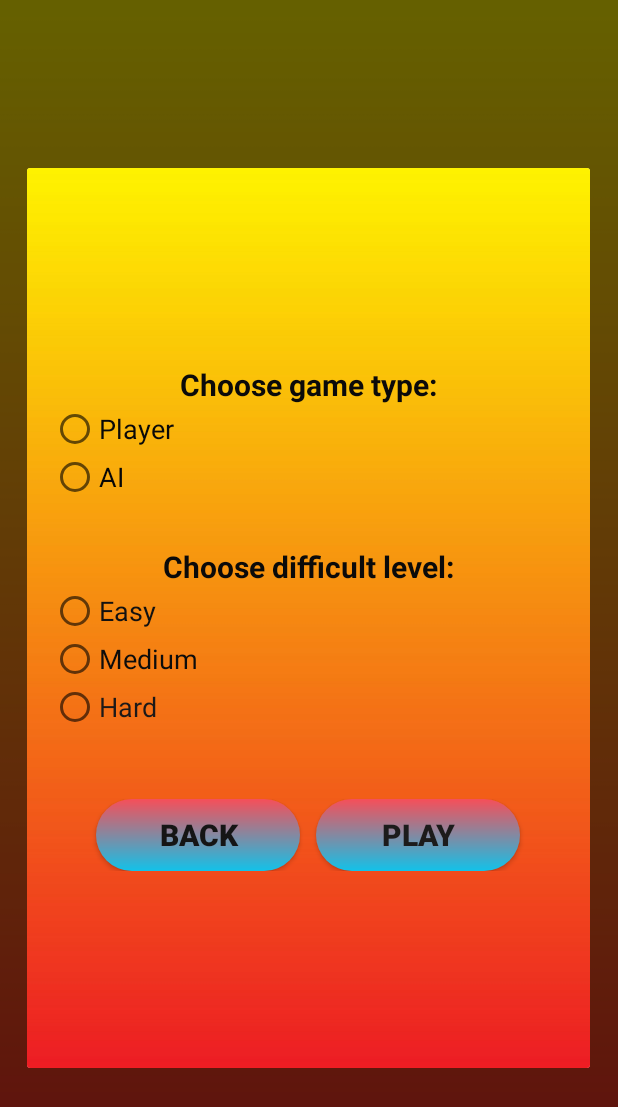
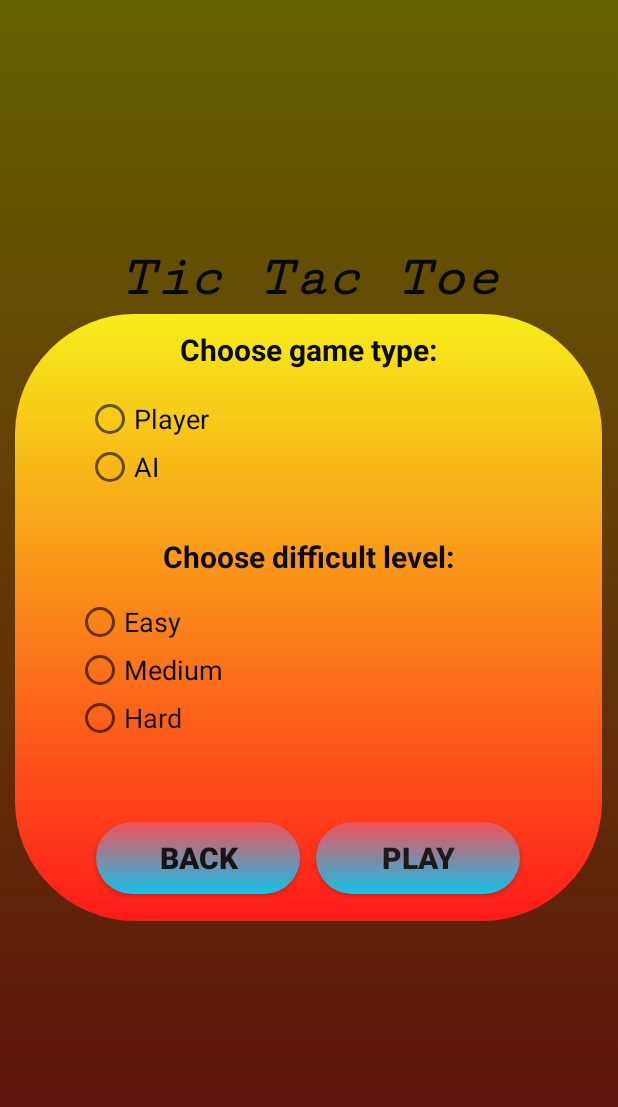
Before and after one commit to rysiek98/Tic-Tac-Toe, an Android app: the screen it shows after launch (MainActivity), after a tap on "PLAY", on a phone screen of 412 x 824 dp. Shown: the top 1107 px of the screen. Run offline under Robolectric (Android 15) with nearby library versions, the phone set to English and light mode, and no system bars.

Commit message:
Change language of game & change startDialog

```diff
--- a/XorO/app/src/main/java/com/example/xoro/MainActivity.kt
+++ b/XorO/app/src/main/java/com/example/xoro/MainActivity.kt
@@ -1,6 +1,8 @@
 package com.example.xoro
 import android.app.AlertDialog
 import android.content.Intent
+import android.graphics.Color
+import android.graphics.drawable.ColorDrawable
 import androidx.appcompat.app.AppCompatActivity
 import android.os.Bundle
 import android.view.LayoutInflater
@@ -17,15 +19,7 @@ class MainActivity : AppCompatActivity() {
         setContentView(R.layout.activity_main)
 
         //Full screen
-        window.decorView.systemUiVisibility = (View.SYSTEM_UI_FLAG_IMMERSIVE
-                // Set the content to appear under the system bars so that the
-                // content doesn't resize when the system bars hide and show.
-                or View.SYSTEM_UI_FLAG_LAYOUT_STABLE
-                or View.SYSTEM_UI_FLAG_LAYOUT_HIDE_NAVIGATION
-                or View.SYSTEM_UI_FLAG_LAYOUT_FULLSCREEN
-                // Hide the nav bar and status bar
-                or View.SYSTEM_UI_FLAG_HIDE_NAVIGATION
-                or View.SYSTEM_UI_FLAG_FULLSCREEN)
+        fullScreen()
 
         btExit.setOnClickListener{
             finish()
@@ -38,9 +32,11 @@ class MainActivity : AppCompatActivity() {
         }
 
             btStartGame.setOnClickListener {
+
                 val dialogView = LayoutInflater.from(this).inflate(R.layout.start_dialog, null)
                 val mBuilder = AlertDialog.Builder(this).setView(dialogView)
                 val mAlert = mBuilder.show()
+                mAlert.window?.setBackgroundDrawable(ColorDrawable(android.graphics.Color.TRANSPARENT))
                 dialogView.rgAIvsPlayer.setOnCheckedChangeListener { group, checkedId ->
                             val gameTypeData: RadioButton = dialogView.findViewById(checkedId)
                     dialogView.rgDifficlutlevel.setOnCheckedChangeListener { group, checkedId ->
@@ -56,7 +52,26 @@ class MainActivity : AppCompatActivity() {
                 }
                 dialogView.btBack.setOnClickListener {
                     mAlert.dismiss()
+                    fullScreen()
                 }
             }
     }
+
+    override fun onResume() {
+        super.onResume()
+        fullScreen()
+    }
+
+    fun fullScreen(){
+        window.decorView.systemUiVisibility = (View.SYSTEM_UI_FLAG_IMMERSIVE
+                // Set the content to appear under the system bars so that the
+                // content doesn't resize when the system bars hide and show.
+                or View.SYSTEM_UI_FLAG_LAYOUT_STABLE
+                or View.SYSTEM_UI_FLAG_LAYOUT_HIDE_NAVIGATION
+                or View.SYSTEM_UI_FLAG_LAYOUT_FULLSCREEN
+                // Hide the nav bar and status bar
+                or View.SYSTEM_UI_FLAG_HIDE_NAVIGATION
+                or View.SYSTEM_UI_FLAG_FULLSCREEN)
+    }
+
 }
--- /dev/null
+++ b/XorO/app/src/main/res/drawable/start_dialog_shape.xml
@@ -0,0 +1,9 @@
+<?xml version="1.0" encoding="utf-8"?>
+<shape xmlns:android="http://schemas.android.com/apk/res/android" android:shape="rectangle">
+    <gradient
+        android:type="linear"
+        android:angle="270"
+        android:startColor="#f6ee19"
+        android:endColor="#ff1a1a" />
+    <corners android:radius="80dp" />
+</shape>
--- a/XorO/app/src/main/res/layout/start_dialog.xml
+++ b/XorO/app/src/main/res/layout/start_dialog.xml
@@ -1,19 +1,23 @@
 <?xml version="1.0" encoding="utf-8"?>
 <LinearLayout xmlns:android="http://schemas.android.com/apk/res/android"
-    android:layout_width="match_parent"
-    android:layout_height="match_parent"
+    xmlns:app="http://schemas.android.com/apk/res-auto"
     xmlns:tools="http://schemas.android.com/tools"
-    android:background="@drawable/background"
+    android:layout_width="wrap_content"
+    android:layout_height="wrap_content"
+    android:background="@drawable/start_dialog_shape"
     android:gravity="center"
     android:orientation="vertical"
     android:paddingLeft="16dp"
+    android:paddingTop="10dp"
     android:paddingRight="16dp"
-    tools:context=".StartDialog">
+
+    android:paddingBottom="10dp"
+    android:visibility="visible">
 
     <TextView
         android:id="@+id/tviewChoseGameType"
         android:layout_width="match_parent"
-        android:layout_height="wrap_content"
+        android:layout_height="44dp"
         android:text="Choose game type:"
         android:textAlignment="center"
         android:textColor="#0B0A0A"
@@ -22,7 +26,7 @@
 
     <RadioGroup
         android:id="@+id/rgAIvsPlayer"
-        android:layout_width="match_parent"
+        android:layout_width="296dp"
         android:layout_height="wrap_content">
 
         <RadioButton
@@ -46,7 +50,7 @@
     <TextView
         android:id="@+id/tviewChooseDifficlut"
         android:layout_width="match_parent"
-        android:layout_height="wrap_content"
+        android:layout_height="41dp"
         android:layout_marginTop="30dp"
         android:text="Choose difficult level:"
         android:textAlignment="center"
@@ -56,8 +60,8 @@
 
     <RadioGroup
         android:id="@+id/rgDifficlutlevel"
-        android:layout_width="match_parent"
-        android:layout_height="wrap_content">
+        android:layout_width="310dp"
+        android:layout_height="205dp">
 
         <RadioButton
             android:id="@+id/rbEasy"
--- a/XorO/app/src/main/res/values/colors.xml
+++ b/XorO/app/src/main/res/values/colors.xml
@@ -3,4 +3,5 @@
     <color name="colorPrimary">#008577</color>
     <color name="colorPrimaryDark">#00574B</color>
     <color name="colorAccent">#D81B60</color>
+    <color name="backGround">#008577</color>
 </resources>
```
